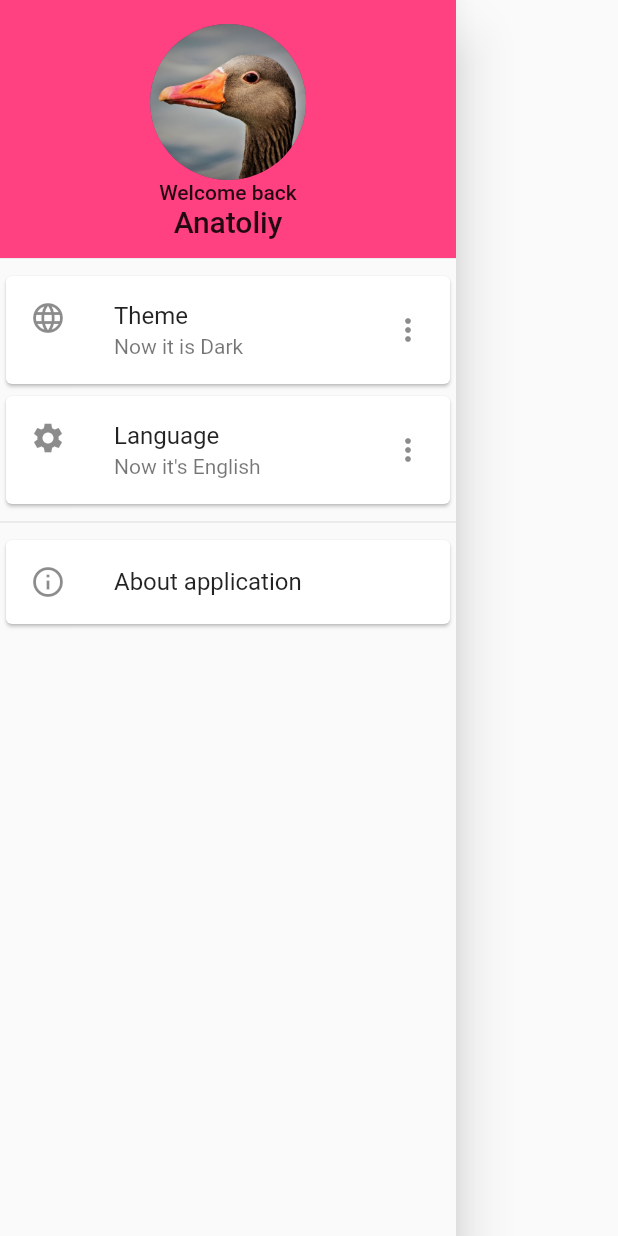
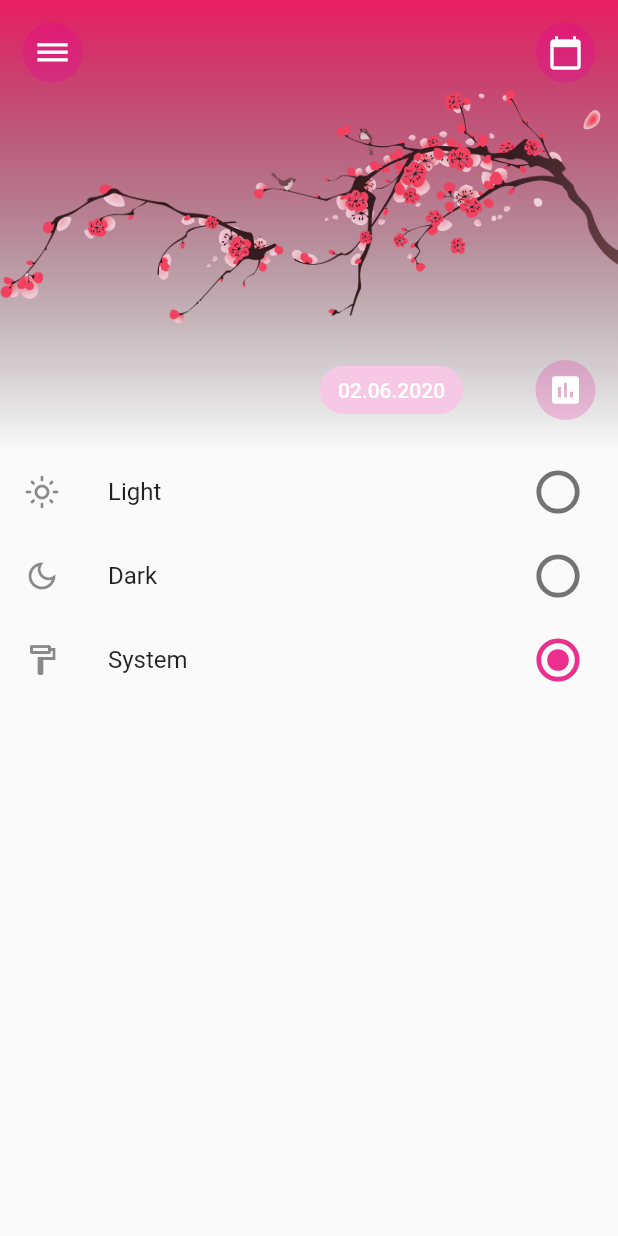
Before and after one commit to IDHaunter/affairs, a Flutter app: the NavigationDrawer widget shown alone on an empty page, opened directly, after a tap on "Theme", on a phone screen of 412 x 824 dp. Run offline on Flutter 3.47's test engine with Material 2 defaults, Android fonts, the phone set to English and light mode, and no system bars; our stand-ins replace get_it, google_fonts, shared_preferences; accounts and stored records are empty; generated files the repository leaves out were written again; statements that could not run were skipped.

Commit message:
Theme manager with provider

```diff
--- /dev/null
+++ b/lib/app/pages/theme_page.dart
@@ -0,0 +1,83 @@
+import 'package:affairs/app/widgets/top_bar.dart';
+import 'package:affairs/app/widgets/navigation_drawer.dart';
+import 'package:affairs/core/common_export.dart';
+
+class ThemePage extends StatefulWidget {
+  const ThemePage({super.key});
+
+  @override
+  State<ThemePage> createState() => _ThemePage();
+}
+
+class _ThemePage extends State<ThemePage> {
+  Appearance? _appearance = themeHandler.appearance;
+
+  @override
+  Widget build(BuildContext context) {
+    return Scaffold(
+      drawer: NavigationDrawer(),
+      body: Column(
+        children: <Widget>[
+          TopBar(),
+          ListTile(
+            leading: Icon(Icons.light_mode_outlined),
+            title: const Text('Light'),
+            trailing: Transform.scale(
+              scale: 1.6,
+              child: Radio<Appearance>(
+                activeColor: curITheme.primary(),
+                value: Appearance.light,
+                groupValue: _appearance,
+                onChanged: (Appearance? value) {
+                  setState(() {
+                    _appearance = value;
+                    themeHandler.updateTheme(Appearance.light);
+                    Provider.of<ThemeModel>(context,listen: false).changeCurrentTheme(Appearance.light);
+                  });
+                },
+              ),
+            ),
+          ),
+          ListTile(
+            leading: Icon(Icons.dark_mode_outlined),
+            title: const Text('Dark'),
+            trailing: Transform.scale(
+              scale: 1.6,
+              child: Radio<Appearance>(
+                activeColor: curITheme.primary(),
+                value: Appearance.dark,
+                groupValue: _appearance,
+                onChanged: (Appearance? value) {
+                  setState(() {
+                    _appearance = value;
+                    themeHandler.updateTheme(Appearance.dark);
+                    Provider.of<ThemeModel>(context,listen: false).changeCurrentTheme(Appearance.dark);
+                  });
+                },
+              ),
+            ),
+          ),
+          ListTile(
+            leading: Icon(Icons.format_paint_outlined),
+            title: const Text('System'),
+            trailing: Transform.scale(
+              scale: 1.6,
+              child: Radio<Appearance>(
+                activeColor: curITheme.primary(),
+                value: Appearance.system,
+                groupValue: _appearance,
+                onChanged: (Appearance? value) {
+                  setState(() {
+                    _appearance = value;
+                    themeHandler.updateTheme(Appearance.system);
+                    Provider.of<ThemeModel>(context,listen: false).changeCurrentTheme(Appearance.system);
+                  });
+                },
+              ),
+            ),
+          ),
+        ],
+      ),
+    );
+  }
+}
--- a/lib/app/widgets/navigation_drawer.dart
+++ b/lib/app/widgets/navigation_drawer.dart
@@ -31,16 +31,18 @@ class NavigationDrawer extends StatelessWidget {
               child: ListTile(
                 title: Text('Theme'),
                 subtitle: Text('Now it is Dark'),
-                leading: Icon(Icons.language),
+                leading: Icon(Icons.format_paint),
                 trailing: Icon(Icons.more_vert),
-                onTap: () {},
+                onTap: () {
+                  Navigator.pushNamed(context, '/theme_page');
+                },
               ),
             ),
             Card(
               child: ListTile(
                 title: Text('Language'),
                 subtitle: Text("Now it's English"),
-                leading: Icon(Icons.settings),
+                leading: Icon(Icons.language),
                 trailing: Icon(Icons.more_vert),
                 onTap: () {},
               ),
--- a/lib/theme/common/typography.dart
+++ b/lib/theme/common/typography.dart
@@ -3,39 +3,39 @@ import 'package:flutter/material.dart';
 import 'package:google_fonts/google_fonts.dart';
 
 TextStyle light = GoogleFonts.nunitoSans(
-    fontSize: 14, fontStyle: FontStyle.normal, fontWeight: FontWeight.w300, color: theme.textPrimary());
+    fontSize: 14, fontStyle: FontStyle.normal, fontWeight: FontWeight.w300, color: curITheme.textPrimary());
 
 TextStyle regular = GoogleFonts.nunitoSans(
-    fontSize: 14, fontStyle: FontStyle.normal, fontWeight: FontWeight.normal, color: theme.textPrimary());
+    fontSize: 14, fontStyle: FontStyle.normal, fontWeight: FontWeight.normal, color: curITheme.textPrimary());
 
 TextStyle medium = GoogleFonts.nunitoSans(
-    fontSize: 14, fontStyle: FontStyle.normal, fontWeight: FontWeight.w500, color: theme.textPrimary());
+    fontSize: 14, fontStyle: FontStyle.normal, fontWeight: FontWeight.w500, color: curITheme.textPrimary());
 
-TextStyle semibold = GoogleFonts.nunitoSans(
-    fontSize: 14, fontStyle: FontStyle.normal, fontWeight: FontWeight.w600, color: theme.textPrimary());
+TextStyle semiBold = GoogleFonts.nunitoSans(
+    fontSize: 14, fontStyle: FontStyle.normal, fontWeight: FontWeight.w600, color: curITheme.textPrimary());
 
 TextStyle bold = GoogleFonts.nunitoSans(
-    fontSize: 14, fontStyle: FontStyle.normal, fontWeight: FontWeight.bold, color: theme.textPrimary());
+    fontSize: 14, fontStyle: FontStyle.normal, fontWeight: FontWeight.bold, color: curITheme.textPrimary());
 
 TextStyle extraBold = GoogleFonts.nunitoSans(
-    fontSize: 14, fontStyle: FontStyle.normal, fontWeight: FontWeight.w800, color: theme.textPrimary());
+    fontSize: 14, fontStyle: FontStyle.normal, fontWeight: FontWeight.w800, color: curITheme.textPrimary());
 
 void rebuildTypography() {
   light = GoogleFonts.nunitoSans(
-      fontSize: 14, fontStyle: FontStyle.normal, fontWeight: FontWeight.w300, color: theme.textPrimary());
+      fontSize: 14, fontStyle: FontStyle.normal, fontWeight: FontWeight.w300, color: curITheme.textPrimary());
 
   regular = GoogleFonts.nunitoSans(
-      fontSize: 14, fontStyle: FontStyle.normal, fontWeight: FontWeight.normal, color: theme.textPrimary());
+      fontSize: 14, fontStyle: FontStyle.normal, fontWeight: FontWeight.normal, color: curITheme.textPrimary());
 
   medium = GoogleFonts.nunitoSans(
-      fontSize: 14, fontStyle: FontStyle.normal, fontWeight: FontWeight.w500, color: theme.textPrimary());
+      fontSize: 14, fontStyle: FontStyle.normal, fontWeight: FontWeight.w500, color: curITheme.textPrimary());
 
-  semibold = GoogleFonts.nunitoSans(
-      fontSize: 14, fontStyle: FontStyle.normal, fontWeight: FontWeight.w600, color: theme.textPrimary());
+  semiBold = GoogleFonts.nunitoSans(
+      fontSize: 14, fontStyle: FontStyle.normal, fontWeight: FontWeight.w600, color: curITheme.textPrimary());
 
   bold = GoogleFonts.nunitoSans(
-      fontSize: 14, fontStyle: FontStyle.normal, fontWeight: FontWeight.bold, color: theme.textPrimary());
+      fontSize: 14, fontStyle: FontStyle.normal, fontWeight: FontWeight.bold, color: curITheme.textPrimary());
 
   extraBold = GoogleFonts.nunitoSans(
-      fontSize: 14, fontStyle: FontStyle.normal, fontWeight: FontWeight.w800, color: theme.textPrimary());
+      fontSize: 14, fontStyle: FontStyle.normal, fontWeight: FontWeight.w800, color: curITheme.textPrimary());
 }
--- a/lib/theme/theme_handler.dart
+++ b/lib/theme/theme_handler.dart
@@ -6,8 +6,10 @@ import 'package:flutter/scheduler.dart';
 import 'package:flutter/services.dart';
 import 'package:shared_preferences/shared_preferences.dart';
 
+//Список тем
 enum Appearance { light, dark, system }
 
+//процедура нужна для конвертации сохранённого текстового ключа в тему из списка
 Appearance? appearanceFromName(String name) {
   switch (name) {
     case "light":
@@ -21,41 +23,59 @@ Appearance? appearanceFromName(String name) {
   }
 }
 
-final ThemeProvider themeProvider = ThemeProvider();
+//Создание экземпляра Носителя всех настроек цветовой схемы
+final ThemeHandler themeHandler = ThemeHandler();
+//Геттер упрощающий написание кода, чтобы не писать везде ThemeHandler().currentITheme
+ITheme get curITheme => ThemeHandler().currentITheme;
+//Носитель цветовых настроек
+class ThemeHandler extends ChangeNotifier {
+  //Должен существовать в единственном экземпляре, поэтому конструируется через
+  //спец конструктор _internal() и затем экземпляр просто возвращается через factory
+  static final ThemeHandler t = ThemeHandler._internal();
+  //ключ для хранения настройки
+  static const _appearanceKey = "appearance";
+  //late SharedPreferences _preferences;
 
-ITheme get theme => ThemeProvider().theme;
-
-class ThemeProvider extends ChangeNotifier {
-  static final ThemeProvider t = ThemeProvider._internal();
-  static const _appearanceKey = "appearance";
-  late SharedPreferences _preferences;
-
+  //по умолчанию пусть тема будет типа системная
   Appearance _appearance = Appearance.system;
+  //и типо это будет светлая тема (но )
+  ITheme currentITheme = LightTheme();
 
   Appearance get appearance => _appearance;
-  ITheme theme = LightTheme();
 
-  factory ThemeProvider() {
+  //собственно фабрика для гарантирования инициализации одного экземпляра t
+  // static final ThemeHandler t = ThemeHandler._internal()
+  factory ThemeHandler() {
     return t;
   }
+  //Собственно именованый конструктор который и нужен для создания t
+  ThemeHandler._internal();
 
-  ThemeProvider._internal();
-
+  //Функция которая обновляет тему и может уведомлять подписчиков
   void updateTheme(Appearance appearance) {
     _appearance = appearance;
+    //Сохраняет новые данные
     _saveAppearance();
-    theme = resolveTheme(appearance);
+    //в зависимости от типа appearance устанавливает LightTheme() или DarkTheme()
+    currentITheme = resolveTheme(appearance);
+    //обновляет цветовые настройки шрифтов
     rebuildTypography();
+    //Обновляет признак иконки
     _updateAppIcon();
+    //Собственно уведомляем подписаных
     notifyListeners();
   }
 
-  Future<void> init() async {
-    _preferences = await SharedPreferences.getInstance();
+  //Набор действий при старте приложения
+   init() async{
+    //загрузка предыдущих настроек
+    //_preferences = await SharedPreferences.getInstance();
     _appearance = _getSavedAppearance();
-    theme = resolveTheme(_appearance);
+    //в зависимости от типа appearance устанавливает LightTheme() или DarkTheme()
+    currentITheme = resolveTheme(_appearance);
+    //обновляем цветовые настройки шрифтов
     rebuildTypography();
-    // _updateAppIcon();
+    //_updateAppIcon();
   }
 
   void _updateAppIcon() {
@@ -63,14 +83,18 @@ class ThemeProvider extends ChangeNotifier {
     platform.invokeMethod('changeIcon', isDarkMode() ? "Dark" : "Light");
   }
 
+  //Получаем сохранённую цветовую схему
   Appearance _getSavedAppearance() {
-    return appearanceFromName(_preferences.getString(_appearanceKey) ?? "") ?? Appearance.system;
+    //return appearanceFromName(_preferences.getString(_appearanceKey) ?? "") ?? Appearance.system;
+    return Appearance.system;
   }
 
+  //Сохраняем текущую цветовую схему
   void _saveAppearance() {
-    _preferences.setString(_appearanceKey, _appearance.name);
+    //_preferences.setString(_appearanceKey, _appearance.name);
   }
 
+  //в зависимости от типа возвращает LightTheme() или DarkTheme()
   ITheme resolveTheme(Appearance appearance) {
     switch (appearance) {
       case Appearance.light:
@@ -82,17 +106,60 @@ class ThemeProvider extends ChangeNotifier {
     }
   }
 
+  //Если тема системная то вычисляем тёмная она или светлая по системным настройкам
   ITheme _resolveSystemTheme() {
     return _isSystemDarkAppearance() ? DarkTheme() : LightTheme();
   }
 
+  //Получение текущей цветовой схемы из системных настроек, true - тёмная
   bool _isSystemDarkAppearance() {
     var brightness = SchedulerBinding.instance.window.platformBrightness;
     bool isDarkMode = brightness == Brightness.dark;
     return isDarkMode;
   }
 
+  //true - тёмная
   bool isDarkMode() {
     return appearance == Appearance.dark || (appearance == Appearance.system && _isSystemDarkAppearance());
   }
 }
+
+////////////////////////////////////////////////////////////////////////////////
+//Конструируем модель типа ThemeData для провайдера  исходя из данных носителя
+//чтобы её использовать в ChangeNotifierProvider который
+//и будет обновлять состояние приложения
+class ThemeModel extends ChangeNotifier {
+  //Основная переменная которая и хранит текущую схему
+  //при инициализации берёт настройку из носителя themeHandler
+  ThemeData currentTheme = ThemeData(
+    primaryColor: curITheme.primary(),
+    colorScheme: themeHandler.isDarkMode()
+        ? const ColorScheme.dark()
+        : const ColorScheme.light(),
+    // colorScheme: brightness == Brightness.dark ? const ColorScheme.dark() :  const ColorScheme.light(),
+  );
+
+  //Добавляет в стандартную тёмную или светлую системную схему наши цвета из носителя
+  addColors() {
+    currentTheme = currentTheme.copyWith(
+      colorScheme: currentTheme.colorScheme.copyWith(
+          secondary: curITheme.accent(),
+          primary: curITheme.primary()), //Colors.pinkAccent Colors.pink
+
+    );
+  }
+
+  //Обновление текущей темы
+  changeCurrentTheme(Appearance appearance) {
+    currentTheme = ThemeData(
+      primaryColor: curITheme.primary(),
+      colorScheme: themeHandler.isDarkMode()
+          ? const ColorScheme.dark()
+          : const ColorScheme.light(),
+    );
+    addColors();
+    //Собственно уведомляем подписаных
+    notifyListeners();
+    }
+
+}
```
Also changed, not shown: lib/main.dart (+20 -36 lines), lib/tests/test_change_notifier_provider.dart (+1 -1 lines).
